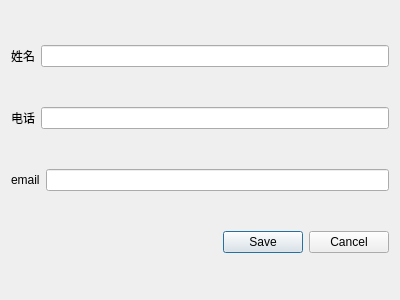
Before: the Qt Designer form create.ui in vampire610/address_book, drawn with Qt 5.
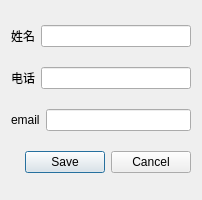
After: the same form once the commit is applied.

Patch:
```diff
--- a/create.ui
+++ b/create.ui
@@ -6,8 +6,8 @@
    <rect>
     <x>0</x>
     <y>0</y>
-    <width>400</width>
-    <height>300</height>
+    <width>202</width>
+    <height>200</height>
    </rect>
   </property>
   <property name="windowTitle">
```
